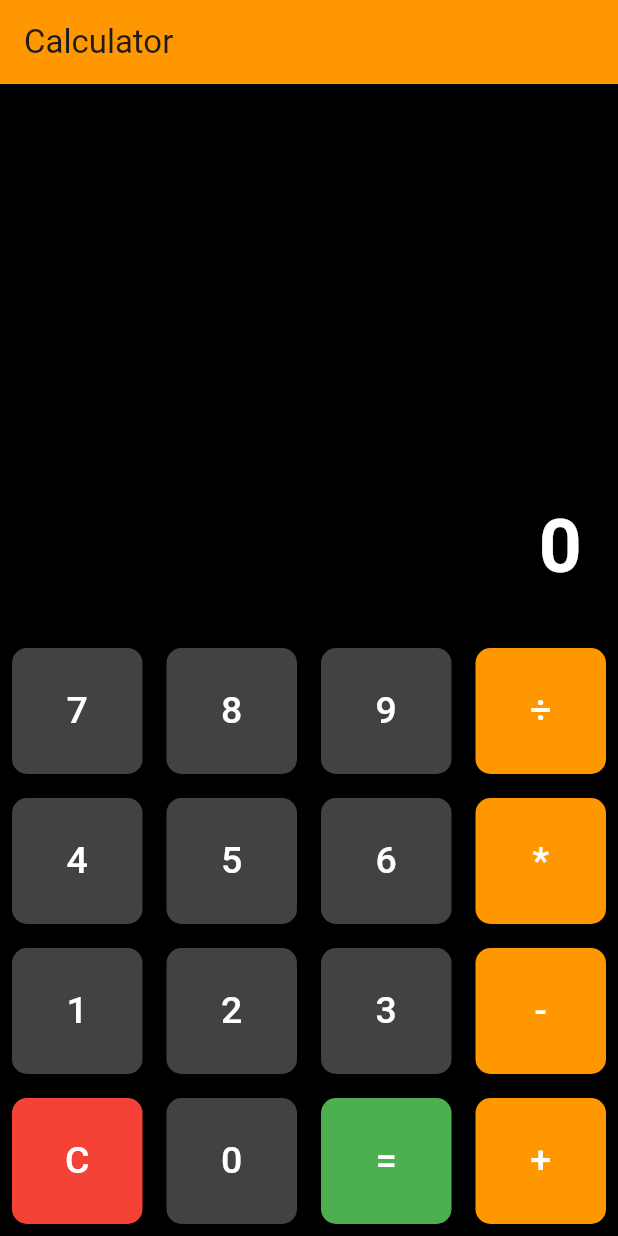
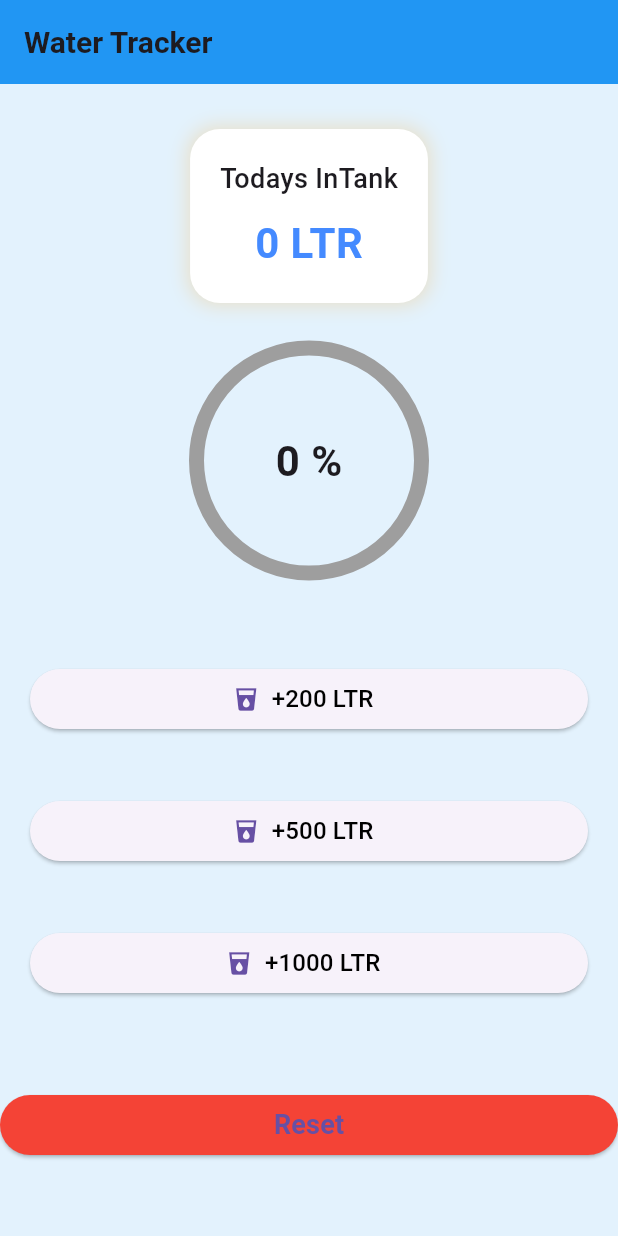
Before and after one commit to Hridoy141/flutter_all, a Flutter app: the screen it shows after launch, on a phone screen of 412 x 824 dp. Run offline on Flutter 3.47's test engine with Material 3 defaults, Android fonts, the phone set to English and light mode, and no system bars; our stand-ins replace device_preview, flutter_screenutil.

Commit message:
module_11 class_3

```diff
--- /dev/null
+++ b/lib/Module_11/class_3/waterTracker.dart
@@ -0,0 +1,141 @@
+import 'package:flutter/material.dart';
+
+import '../../widget/add_water_button.dart';
+
+class Watertracker extends StatefulWidget {
+  const Watertracker({super.key});
+
+  @override
+  State<Watertracker> createState() => _WatertrackerState();
+}
+
+class _WatertrackerState extends State<Watertracker> {
+  int currentInTake = 0;
+  final int goal = 2000;
+
+  void waterAdd(int amount){
+    setState(() {
+      currentInTake = (currentInTake+amount).clamp(0, goal);
+    });
+  }
+  void resetWater(){
+    setState(() {
+      currentInTake=0;
+    });
+  }
+
+
+
+  @override
+  Widget build(BuildContext context) {
+    double progress = (currentInTake/goal).clamp(0.0, 1.0);
+    return Scaffold(
+      backgroundColor: Colors.blue.shade50,
+      appBar: AppBar(
+        backgroundColor: Colors.blue,
+        title: Text(
+          'Water Tracker',
+          style: TextStyle(fontSize: 20, fontWeight: FontWeight.w600),
+        ),
+      ),
+      body: Center(
+        child: Column(
+          children: [
+            SizedBox(height: 30),
+            Container(
+              padding: EdgeInsets.all(20),
+              decoration: BoxDecoration(
+                color: Colors.white,
+                borderRadius: BorderRadius.circular(20),
+                boxShadow: [
+                  BoxShadow(
+                    color: Colors.orange.withOpacity(0.2),
+                    blurRadius: 10,
+                    spreadRadius: 2,
+                  ),
+                ],
+              ),
+              child: Column(
+                children: [
+                  Text(
+                    'Todays InTank',
+                    style: TextStyle(fontSize: 18, fontWeight: FontWeight.w500),
+                  ),
+
+                  SizedBox(height: 10),
+                  Text(
+                    '$currentInTake LTR',
+                    style: TextStyle(
+                      fontSize: 28,
+                      fontWeight: FontWeight.bold,
+                      color: Colors.blueAccent,
+                    ),
+                  ),
+                ],
+              ),
+            ),
+
+            SizedBox(height: 30),
+            Stack(
+              alignment: Alignment.center,
+              children: [
+                Container(
+                  height: 150,
+                  width: 150,
+                  child: CircularProgressIndicator(
+                    value: progress,
+                    color: Colors.blue,
+                    backgroundColor: Colors.grey,
+                    strokeWidth: 10,
+                  ),
+                ),
+                Text(
+                  '${(progress*100).toInt()} %',
+                  style: TextStyle(fontSize: 28, fontWeight: FontWeight.bold),
+                ),
+              ],
+            ),
+            SizedBox(height: 40),
+
+            Wrap(
+              spacing: 20,
+              children: [
+                addWaterbutton(
+                  amount: 200,
+                  icon: Icons.local_drink,
+                  onClitck: ()=> waterAdd(200),
+                ),
+                addWaterbutton(
+                  color: Colors.green,
+                  amount: 500,
+                  icon: Icons.local_drink,
+                  onClitck: ()=> waterAdd(500),
+                ),
+                addWaterbutton(
+                  amount: 1000,
+                  color: Colors.green,
+                  icon: Icons.local_drink,
+                  onClitck: ()=> waterAdd(1000),
+                ),
+              ],
+            ),
+            SizedBox(height: 40),
+
+            SizedBox(
+              width: double.infinity,
+             child:   ElevatedButton(
+              style: ElevatedButton.styleFrom(
+                backgroundColor: Colors.red,
+              ),
+              onPressed: ()=> resetWater(),
+              child: Text(
+                'Reset',
+                style: TextStyle(fontSize: 18, fontWeight: FontWeight.bold),
+              ),
+            ),
+            ),],
+        ),
+      ),
+    );
+  }
+}
--- a/lib/app.dart
+++ b/lib/app.dart
@@ -4,6 +4,7 @@ import 'Module_11/class_1/alert/alert.dart';
 import 'Module_11/class_1/lifeCycle.dart';
 import 'Module_11/class_1/lifecyTest.dart';
 import 'Module_11/class_2/CalculatorApp.dart';
+import 'Module_11/class_3/waterTracker.dart';
 import 'flutter_class_1.dart';
 import 'flutter_class_2.dart';
 import 'package:flutter_10_batch/from_login.dart';
@@ -31,7 +32,7 @@ class MyApp extends StatelessWidget {
           home: child,
         );
       },
-      child: const Calculatorapp(),
+      child: const Watertracker(),
     );
   }
 
--- /dev/null
+++ b/lib/widget/add_water_button.dart
@@ -0,0 +1,33 @@
+import 'package:flutter/material.dart';
+
+class addWaterbutton extends StatelessWidget {
+  final int amount;
+  IconData ? icon;
+  final VoidCallback onClitck;
+  Color ? color;
+   addWaterbutton({
+    super.key, required this.amount, required this.onClitck, this.icon,this.color,
+  });
+
+  @override
+  Widget build(BuildContext context) {
+    return SizedBox(
+      width: double.infinity,
+
+      child:  Padding(
+        padding: const EdgeInsets.all(20.0),
+        child:  ElevatedButton.icon(
+          onPressed: onClitck,
+          label: Text(
+            '+${amount} LTR',
+            style: TextStyle(
+              fontSize: 16,
+              fontWeight: FontWeight.w500,
+              color: Colors.black,
+            ),
+          ),
+          icon: Icon(icon ?? Icons.water_drop),
+        ),
+      ),  );
+  }
+}
```
